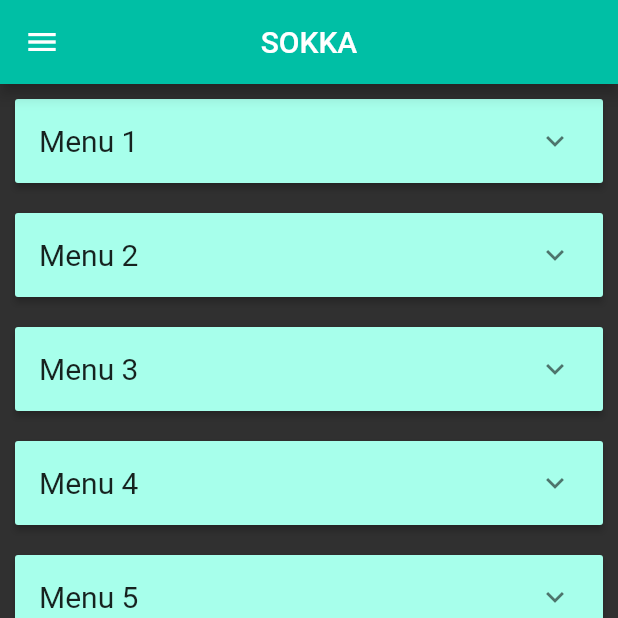
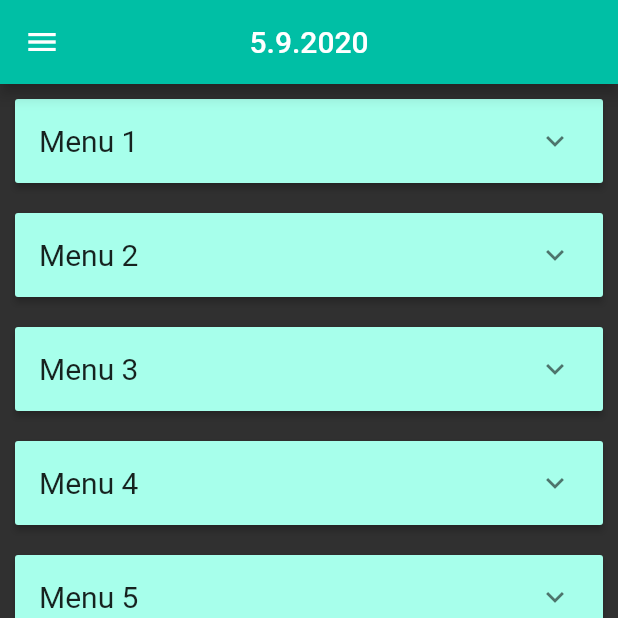
Before and after one commit to htl-anichstrasse/sokka, a Flutter app: the screen it shows after launch, on a phone screen of 412 x 824 dp, the top half of it. Run offline on Flutter 3.47's test engine with Material 2 defaults, Android fonts, the phone set to English and light mode, and no system bars.

Commit message:
widgets -> components -> better project structure following

```diff
--- a/client/lib/widgets/account/account.dart
+++ b/client/lib/components/account/account.dart
@@ -1,4 +1,4 @@
-import 'package:client/widgets/tab_controller/tab_controller.dart';
+import 'package:client/components/tab_controller/tab_controller.dart';
 import 'package:flutter/material.dart';
 
 class Account extends StatefulWidget {
--- a/client/lib/widgets/menu/menu_panel.dart
+++ b/client/lib/components/menu/menu_panel.dart
@@ -1,5 +1,5 @@
 import 'package:flutter/material.dart';
-import 'package:client/widgets/menu/menu.dart';
+import 'package:client/components/menu/menu.dart';
 
 /// ----------------------------------------------------------------------
 /// Render-Widget for displaying a menu as foldable expansion panel in the
--- a/client/lib/widgets/tab_controller/tab_controller.dart
+++ b/client/lib/components/tab_controller/tab_controller.dart
@@ -1,8 +1,8 @@
 import 'dart:math';
 
 import 'package:flutter/material.dart';
-import 'package:client/widgets/menu/menu_panel.dart';
-import 'package:client/widgets/account/account.dart';
+import 'package:client/components/menu/menu_panel.dart';
+import 'package:client/components/account/account.dart';
 import 'package:flutter/services.dart';
 
 class HomeTabController extends StatefulWidget {
@@ -20,7 +20,7 @@ class _HomeTabController extends State<HomeTabController> {
             child: new Scaffold(
                 key: _key,
                 appBar: new AppBar(
-                    title: new Text('SOKKA', style: TextStyle(color: Colors.white)),
+                    title: new Text('${new DateTime.now().day}.${new DateTime.now().month}.${new DateTime.now().year}', style: TextStyle(color: Colors.white)),
                     centerTitle: true,
                     iconTheme: new IconThemeData(color: Colors.white),
                 ),
--- a/client/lib/main.dart
+++ b/client/lib/main.dart
@@ -1,8 +1,8 @@
 import 'package:flutter/material.dart';
 import 'package:flutter/services.dart';
-import 'package:client/widgets/tab_controller/tab_controller.dart';
+import 'package:client/components/tab_controller/tab_controller.dart';
 
-void main() => runApp(Sokka());
+void main() async => runApp(Sokka());
 
 class Sokka extends StatelessWidget {
     @override
```
Also changed, not shown: client/lib/components/menu/menu.dart (renamed from client/lib/widgets/menu/menu.dart).
